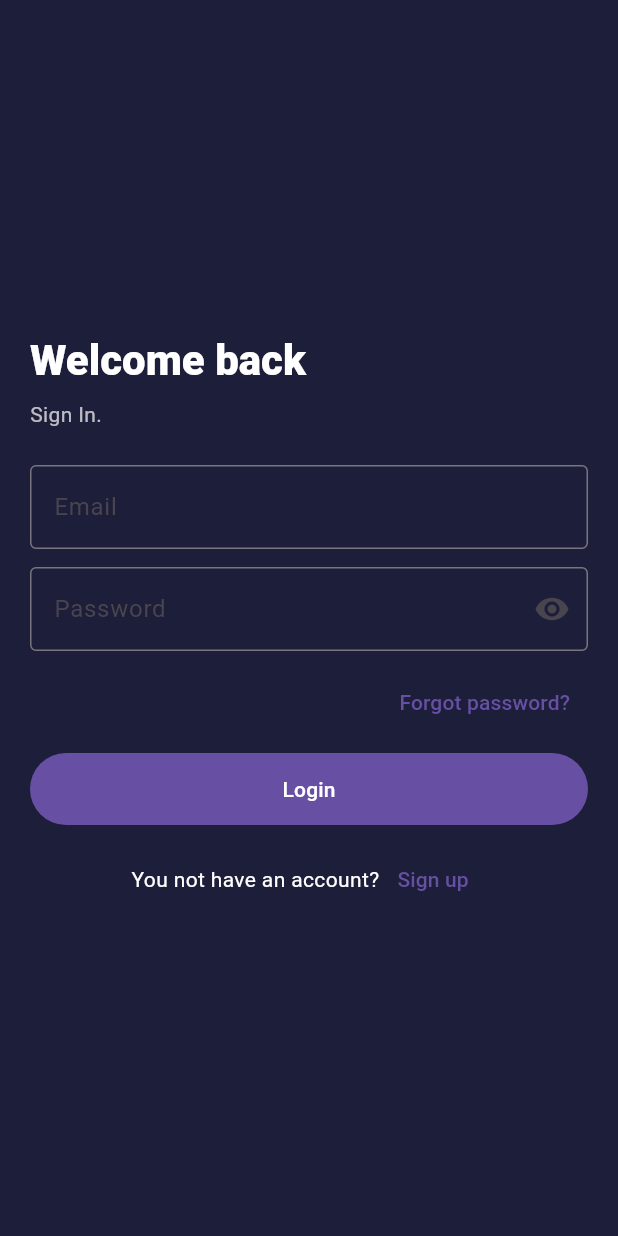
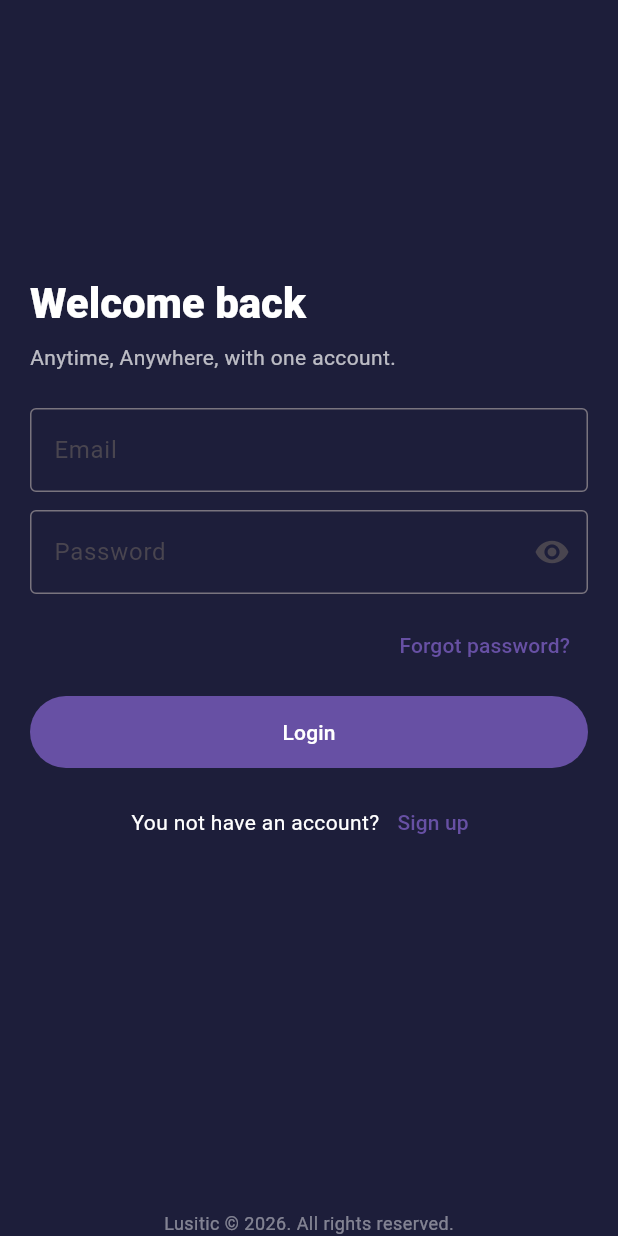
Before and after one commit to Lusitic/prj_genesis, a Flutter app: the screen it shows after launch, after a tap on "skip", after a tap on "Start", on a phone screen of 412 x 824 dp. Run offline on Flutter 3.47's test engine with Material 3 defaults, Android fonts, the phone set to English and light mode, and no system bars; our stand-ins replace lottie, shared_preferences.

Commit message:
Add copyright text, fixed bugs.

```diff
--- a/lib/screens/auth/login_screen.dart
+++ b/lib/screens/auth/login_screen.dart
@@ -65,15 +65,31 @@ class _LoginScreenState extends State<LoginScreen> {
       //appBar: AppBar(
       //  title: const Text("Login"),
       //),
+      resizeToAvoidBottomInset: true,
       body: SafeArea(
-        child: Center(
-          child: SingleChildScrollView(
-            padding: const EdgeInsets.all(20),
+        child: Stack(
+          children: [
+            LayoutBuilder(
+              builder: (context, constraints) {
+                return CustomScrollView(
+                  slivers: [
+                    SliverFillRemaining(
+                      hasScrollBody: false,
+                      child: Padding(
+                        padding: const EdgeInsets.fromLTRB(20, 0, 20, 120),
+
                           child: ConstrainedBox(
+                            constraints: BoxConstraints(minHeight: constraints.maxHeight),
+                            child: Column(
+                              children: [
+                                const Spacer(flex: 2),
+
+                                ConstrainedBox(
                                   constraints: BoxConstraints(maxWidth: 420),
                                   child: Form(
                                     key: _formKey,
                                     child: Column(
+                                      mainAxisSize:  MainAxisSize.min,
                                       crossAxisAlignment: CrossAxisAlignment.stretch,
                                       children: [
                                         const SizedBox(height: 16),
@@ -86,7 +102,7 @@ class _LoginScreenState extends State<LoginScreen> {
                                         ),
                                         const SizedBox(height: 8),
                                         Text(
-                      "Sign In.",
+                                          "Anytime, Anywhere, with one account.",
                                           style: Theme.of(context).textTheme.bodyMedium?.copyWith(
                                             color: Colors.white.withOpacity(0.7),
                                           ),
@@ -183,12 +199,40 @@ class _LoginScreenState extends State<LoginScreen> {
                                             ),
                                           ],
                                         ),
-                    const SizedBox(height: 8),
                                       ],
                                     ),
                                   ),
                                 ),
+                                const Spacer(flex: 3)
+                              ],
+                            )
+                          )
+
+                      )
+                    )
+                  ],
+
+
+                );
+              }
             ),
+
+            Positioned(
+              left: 0,
+              right: 0,
+              bottom: 0,
+              child: Center(
+                child: Text(
+                  "Lusitic © 2026. All rights reserved.",
+                  style: TextStyle(
+                    fontSize: 12,
+                    color: Colors.white.withOpacity(0.45),
+                    letterSpacing: 0.3,
+                  ),
+                ),
+              ),
+            ),
+          ],
         ),
       ),
     );
```
Lines whose indentation alone changed are shown as unchanged.
